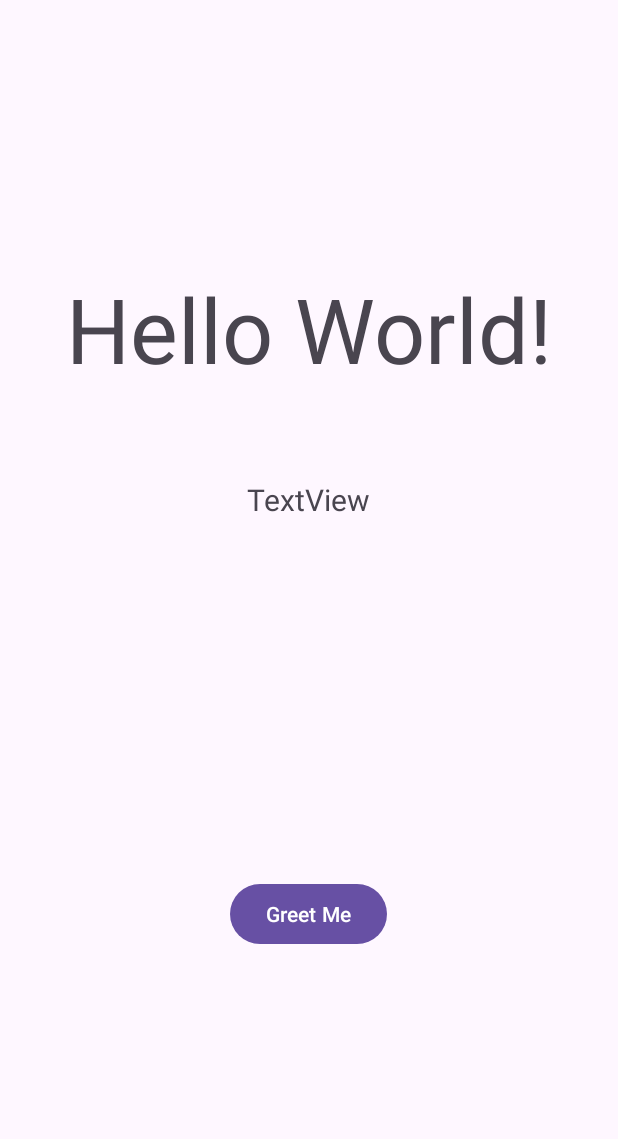
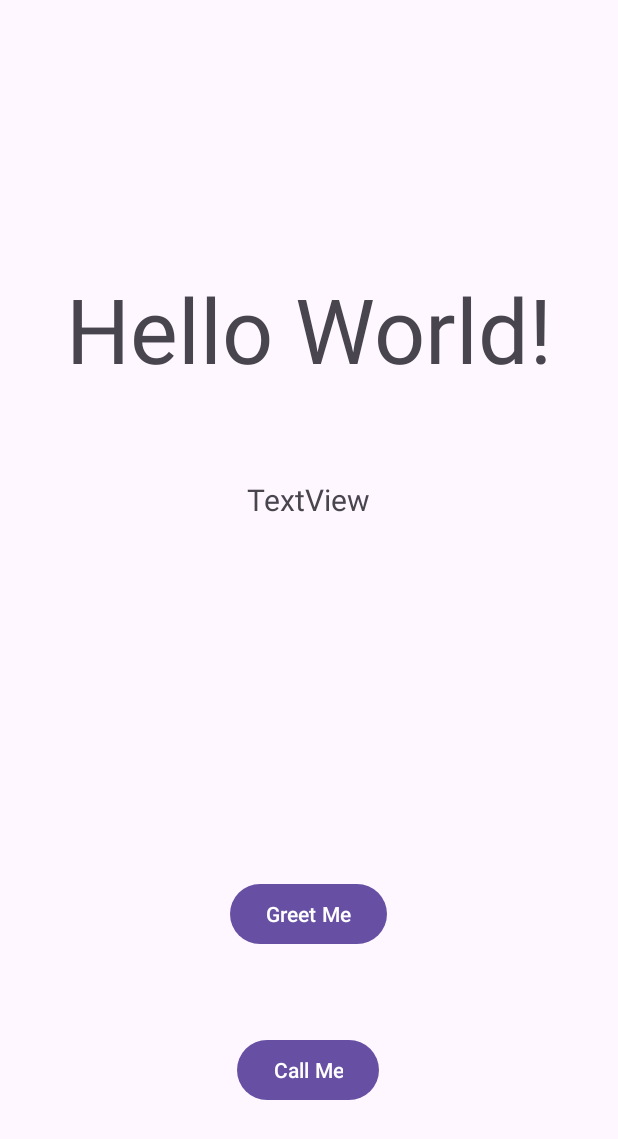
Before and after one commit to curtUlanday/MyFirstAndroidApp, an Android app: the screen it shows after launch (MainActivity), on a phone screen of 412 x 824 dp. Shown: the top 1139 px of the screen. Run offline under Robolectric (Android 15) with nearby library versions, the phone set to English and light mode, and no system bars.

Commit message:
Android Explicit Intent

```diff
--- a/app/src/main/java/com/example/myapp_nw2g/MainActivity.java
+++ b/app/src/main/java/com/example/myapp_nw2g/MainActivity.java
@@ -5,6 +5,8 @@ import android.util.Log;
 import android.view.View;
 import android.widget.Button;
 import android.widget.TextView;
+import android.content.Intent;
+import android.net.Uri;
 
 import androidx.activity.EdgeToEdge;
 import androidx.appcompat.app.AppCompatActivity;
@@ -16,7 +18,7 @@ public class MainActivity extends AppCompatActivity {
 
     public static final String TAG = "MainActivity";
     TextView name;
-    Button greetMeButton;
+    Button greetMeButton, openGoogle;
 
     @Override
     protected void onCreate(Bundle savedInstanceState) {
@@ -34,6 +36,9 @@ public class MainActivity extends AppCompatActivity {
         // Initialize UI components
         name = findViewById(R.id.name);
         greetMeButton = findViewById(R.id.greetMeButton);
+        openGoogle = findViewById(R.id.okayGoogle);
+
+
 
         greetMeButton.setOnClickListener(new View.OnClickListener(){
             @Override
@@ -41,6 +46,22 @@ public class MainActivity extends AppCompatActivity {
                 name.setText("Curt");
             }
         });
+
+
+        // Android buttons and intents
+        // When you tap “Open Google”, it opens the default browser and loads Google.
+        // When you tap “Share Text”, a share menu appears (Messenger, Gmail, WhatsApp, etc.).
+
+        openGoogle.setOnClickListener(new View.OnClickListener(){
+            @Override
+            public void onClick(View v){
+                Uri uri = Uri.parse("tel:123456789");
+                Intent it = new Intent(Intent.ACTION_DIAL, uri);
+                startActivity(it);
+
+            }
+        });
+
     }
 
     @Override
--- a/app/src/main/res/layout/activity_main.xml
+++ b/app/src/main/res/layout/activity_main.xml
@@ -43,4 +43,15 @@
         app:layout_constraintStart_toStartOf="parent"
         app:layout_constraintTop_toBottomOf="@+id/textView" />
 
+    <Button
+        android:id="@+id/okayGoogle"
+        android:layout_width="wrap_content"
+        android:layout_height="wrap_content"
+        android:layout_marginTop="56dp"
+        android:text="Call Me"
+        app:layout_constraintEnd_toEndOf="parent"
+        app:layout_constraintHorizontal_bias="0.498"
+        app:layout_constraintStart_toStartOf="parent"
+        app:layout_constraintTop_toBottomOf="@+id/greetMeButton" />
+
 </androidx.constraintlayout.widget.ConstraintLayout>
```
